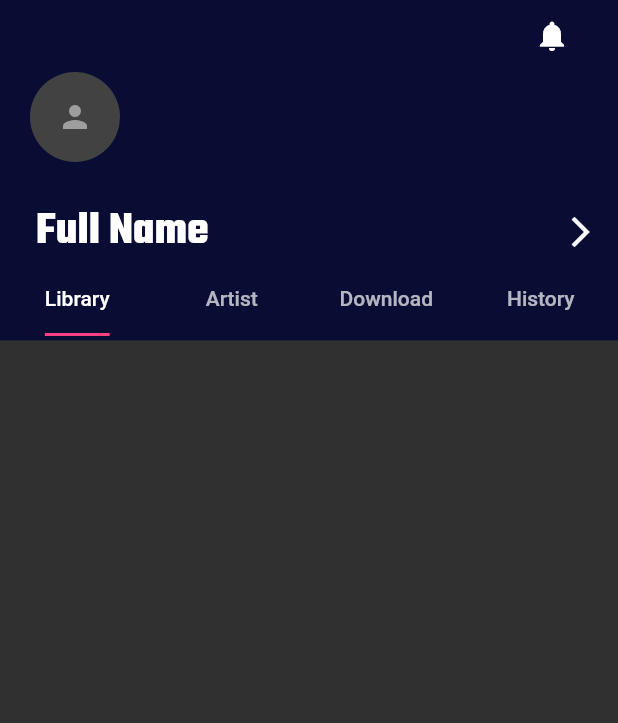
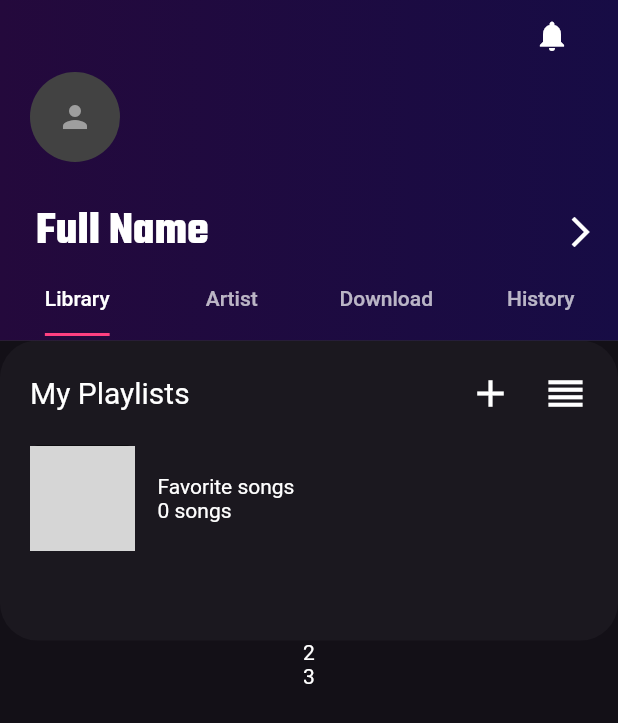
Before and after one commit to neddstarkk/skybeat-music-player, a Flutter app: the ProfilePage screen opened directly, on a phone screen of 412 x 824 dp. Shown: the top 723 px of the screen. Run offline on Flutter 3.47's test engine with Material 2 defaults, Android fonts, the phone set to English and light mode, and no system bars; our stand-ins replace font_awesome_flutter, simple_animations; network calls fail; grey boxes are pictures that could not be loaded.

Commit message:
Started working on the library tab
Completed Base UI of library tab

```diff
--- a/skybeat/lib/screens/profile_page.dart
+++ b/skybeat/lib/screens/profile_page.dart
@@ -1,4 +1,5 @@
 import 'package:flutter/material.dart';
+import 'package:skybeat/widgets/library_profile.dart';
 import 'package:skybeat/widgets/profile_page_presenter.dart';
 
 class ProfilePage extends StatelessWidget {
@@ -9,12 +10,39 @@ class ProfilePage extends StatelessWidget {
   Widget build(BuildContext context) {
     return Scaffold(
       body: SafeArea(
-        child: Container(
-          // The ProfilePagePresenter contains more code than is necessary,
-          // but it's the only hack I could do at the time.
-          child: ProfilePagePresenter(
-            title:
-                "Full Name",
+        child: DefaultTabController(
+          length: 4,
+          child: Column(
+            children: <Widget>[
+              Container(
+                // The ProfilePagePresenter contains more code than is necessary,
+                // but it's the only hack I could do at the time.
+                child: ProfilePagePresenter(
+                  title: "Full Name",
+                ),
+              ),
+              Expanded(
+                // This is where we define the content for those 4 tabs
+                child: TabBarView(
+                  children: <Widget>[
+                    Container(
+                      color: Color(0xFF131017),
+                      child: Column(
+                        mainAxisAlignment: MainAxisAlignment.start,
+                        children: <Widget>[
+                          LibraryProfile(),
+                          Text("2"),
+                          Text("3"),
+                        ],
+                      ),
+                    ),
+                    Center(child: Text('2')),
+                    Center(child: Text('3')),
+                    Center(child: Text('4')),
+                  ],
+                ),
+              ),
+            ],
           ),
         ),
       ),
--- /dev/null
+++ b/skybeat/lib/widgets/library_profile.dart
@@ -0,0 +1,120 @@
+import 'package:flutter/material.dart';
+
+class LibraryProfile extends StatelessWidget {
+  @override
+  Widget build(BuildContext context) {
+    return Container(
+      child: Container(
+        height: 200.0,
+        width: MediaQuery.of(context).size.width,
+        decoration: BoxDecoration(
+          borderRadius: BorderRadius.circular(25.0),
+          color: Color(0xFF1B181F),
+        ),
+        child: Row(
+          mainAxisAlignment: MainAxisAlignment.start,
+          children: <Widget>[
+            Flexible(
+              flex: 1,
+              child: Column(
+                mainAxisAlignment: MainAxisAlignment.start,
+                children: <Widget>[
+                  SizedBox(
+                    height: 20.0,
+                  ),
+                  Row(
+                    children: <Widget>[
+                      SizedBox(
+                        width: 20.0,
+                      ),
+                      Text(
+                        "My Playlists",
+                        style: TextStyle(
+                          fontSize: 20.0,
+                        ),
+                      ),
+                      Spacer(),
+                      Container(
+                        height: 30.0,
+                        child: Row(
+                          mainAxisAlignment: MainAxisAlignment.spaceEvenly,
+                          children: <Widget>[
+                            GestureDetector(
+                              child: Icon(
+                                Icons.add,
+                                size: 30.0,
+                              ),
+                              onTap: () {
+                                print("+ icon pressed");
+                              },
+                            ),
+                            SizedBox(
+                              width: 20.0,
+                            ),
+                            GestureDetector(
+                              child: Icon(
+                                Icons.reorder,
+                                size: 30.0,
+                              ),
+                              onTap: () {
+                                print("List icon pressed");
+                              },
+                            ),
+                          ],
+                        ),
+                      ),
+                      SizedBox(
+                        width: 20.0,
+                      ),
+                    ],
+                  ),
+                  SizedBox(
+                    height: 20.0,
+                  ),
+                  Row(
+                    mainAxisAlignment: MainAxisAlignment.start,
+                    children: <Widget>[
+                      SizedBox(
+                        width: 20.0,
+                      ),
+                      Container(
+                        height: 70.0,
+                        width: 70.0,
+                        decoration: BoxDecoration(
+                            borderRadius: BorderRadius.circular(5.0),
+                            color: Colors.black),
+                        child: Stack(
+                          children: <Widget>[
+                            Image.network(
+                              'https://monodomo.com/free-wallpapers/colorful-music-note-wallpapers-desktop-For-Free-Wallpaper.jpg',
+                              height: 70.0,
+                              width: 70.0,
+                            ),
+                            Center(
+                              child: Icon(
+                                Icons.play_arrow,
+                                size: 40.0,
+                              ),
+                            )
+                          ],
+                        ),
+                      ),
+                      SizedBox(width: 15.0,),
+                      Column(
+                        crossAxisAlignment: CrossAxisAlignment.start,
+                        children: <Widget>[
+                          Text("Favorite songs", textAlign: TextAlign.right,),
+                          Text("0 songs", textAlign: TextAlign.right,),
+                        ],
+                      ),
+                    ],
+                  ),
+                ],
+              ),
+            ),
+          ],
+        ),
+      ),
+    );
+  }
+}
--- a/skybeat/lib/widgets/profile_page_presenter.dart
+++ b/skybeat/lib/widgets/profile_page_presenter.dart
@@ -13,9 +13,9 @@ class ProfilePagePresenter extends StatelessWidget {
 
     final tween = MultiTrackTween([
       Track("color1").add(Duration(seconds: 3),
-          ColorTween(begin: Color(0xFF0A0D33), end: Color(0xFF580038))),
+          ColorTween(begin: Color(0xFF170C45), end: Color(0xFF580038))),
       Track("color2").add(Duration(seconds: 3),
-          ColorTween(begin: Color(0xFF0A0D33), end: Color(0xFF0A0D33))),
+          ColorTween(begin: Color(0xFF24093C), end: Color(0xFF170C45))),
     ]);
 
     return ControlledAnimation(
@@ -76,18 +76,15 @@ class ProfilePagePresenter extends StatelessWidget {
                       )
                     ],
                   ),
-                  DefaultTabController(
-                    length: 4,
-                    child: TabBar(
-                      indicatorColor: Colors.pinkAccent,
-                      indicatorSize: TabBarIndicatorSize.label,
-                      tabs: <Widget>[
-                        Tab(text: "Library",),
-                        Tab(text: "Artist",),
-                        Tab(text: "Download",),
-                        Tab(text: "History",),
-                      ],
-                    )
+                  TabBar(
+                    indicatorColor: Colors.pinkAccent,
+                    indicatorSize: TabBarIndicatorSize.label,
+                    tabs: <Widget>[
+                      Tab(text: "Library"),
+                      Tab(text: "Artist"),
+                      Tab(text: "Download"),
+                      Tab(text: "History"),
+                    ],
                   ),
                 ],
               ),
```
